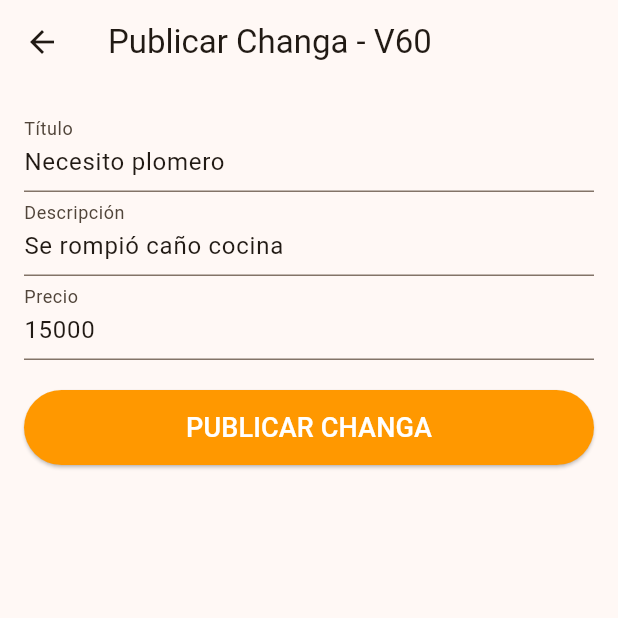
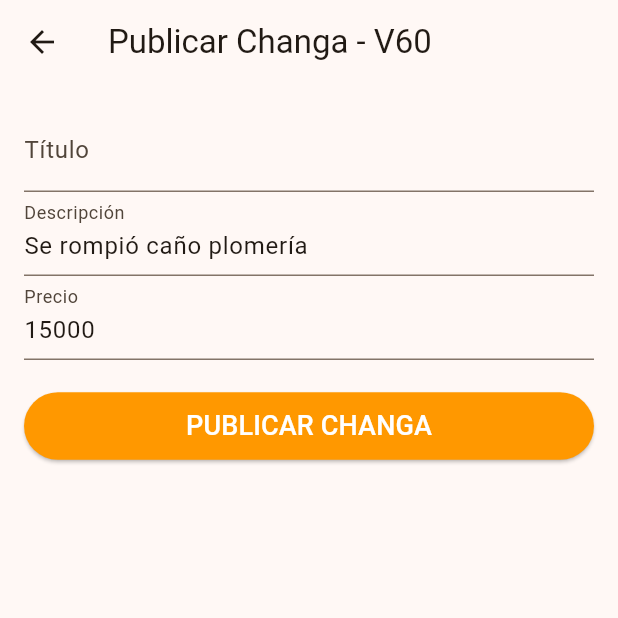
Before and after one commit to israbarreto110-sys/Changa-App, a Flutter app: the PublicarChangaPage screen opened directly, on a phone screen of 412 x 824 dp, the top half of it. Run offline on Flutter 3.47's test engine with Material 3 defaults, Android fonts, the phone set to English and light mode, and no system bars; our stand-ins replace cloud_firestore, firebase_auth, firebase_core, flutter_local_notifications, geolocator, supabase_flutter; accounts and stored records are empty.

Commit message:
Update publicar_changa_page.dart

```diff
--- a/lib/publicar_changa_page.dart
+++ b/lib/publicar_changa_page.dart
@@ -6,22 +6,34 @@ import 'enviar_changa.dart';
 class PublicarChangaPage extends StatefulWidget {
   const PublicarChangaPage({super.key});
 
+  @override
   State<PublicarChangaPage> createState() => _PublicarChangaPageState();
 }
 
 class _PublicarChangaPageState extends State<PublicarChangaPage> {
-  final _tituloCtrl = TextEditingController(text: "Necesito plomero");
-  final _descCtrl = TextEditingController(text: "Se rompió caño cocina");
+  final _tituloCtrl = TextEditingController();
+  final _descCtrl = TextEditingController(text: "Se rompió caño plomería");
   final _precioCtrl = TextEditingController(text: "15000");
   bool _cargando = false;
 
   Future<void> _publicar() async {
+    if (!mounted) return;
     setState(() => _cargando = true);
+
     try {
-      Position pos = await Geolocator.getCurrentPosition();
+      // Verificar permiso y obtener ubicación
+      bool permiso = await Geolocator.isLocationServiceEnabled();
+      if (!permiso) {
+        throw Exception("Activa la ubicación para publicar");
+      }
+
+      Position pos = await Geolocator.getCurrentPosition(
+        desiredAccuracy: LocationAccuracy.medium,
+      );
+
       final supabase = Supabase.instance.client;
 
-      final res = await supabase.from('changas').insert({
+      final res = await supabase.from('changa').insert({
         'titulo': _tituloCtrl.text,
         'descripcion': _descCtrl.text,
         'precio': double.tryParse(_precioCtrl.text) ?? 0,
@@ -29,28 +41,45 @@ class _PublicarChangaPageState extends State<PublicarChangaPage> {
         'lng': pos.longitude,
         'estado': 'pendiente',
         'created_at': DateTime.now().toIso8601String(),
-      }).select().single();
+      }).select();
 
-      // Avisar a trabajadores cerca
-      await EnviarChangaService.enviarAProfesionalesCerca(
-  idChanga: res['id'].toString(),
-  latChanga: pos.latitude,
-  lngChanga: pos.longitude,
-  titulo: _tituloCtrl.text,
-);
+      if (!mounted) return;
+
+      final changaId = res.isNotEmpty ? res.first['id'].toString() : '';
+
+      // ✅ Corregida la escritura: Profesional
+      if (changaId.isNotEmpty) {
+        await EnviarChangaService.enviarAProfesionalesCerca(
+          idChanga: changaId,
+          lat: pos.latitude,
+          lng: pos.longitude,
+          titulo: _tituloCtrl.text,
+        );
+      }
+
       if (mounted) {
         ScaffoldMessenger.of(context).showSnackBar(
-          SnackBar(content: Text("✅ Changa publicada ID: ${res['id']}")),
+          SnackBar(content: Text("✅ Changa publicada! ID: $changaId")),
         );
+        // Limpiar campos
+        _tituloCtrl.clear();
+        _descCtrl.text = "Se rompió caño plomería";
+        _precioCtrl.text = "15000";
       }
     } catch (e) {
       if (mounted) {
-        ScaffoldMessenger.of(context).showSnackBar(SnackBar(content: Text("Error: $e")));
+        ScaffoldMessenger.of(context).showSnackBar(
+          SnackBar(content: Text("Error: $e")),
+        );
+      }
+    } finally {
+      if (mounted) {
+        setState(() => _cargando = false);
       }
     }
-    setState(() => _cargando = false);
   }
 
+  @override
   Widget build(BuildContext context) {
     return Scaffold(
       appBar: AppBar(title: const Text("Publicar Changa - V60")),
@@ -58,16 +87,32 @@ class _PublicarChangaPageState extends State<PublicarChangaPage> {
         padding: const EdgeInsets.all(16),
         child: Column(
           children: [
-            TextField(controller: _tituloCtrl, decoration: const InputDecoration(labelText: "Título")),
-            TextField(controller: _descCtrl, decoration: const InputDecoration(labelText: "Descripción")),
-            TextField(controller: _precioCtrl, decoration: const InputDecoration(labelText: "Precio"), keyboardType: TextInputType.number),
+            TextField(
+              controller: _tituloCtrl,
+              decoration: const InputDecoration(labelText: "Título"),
+            ),
+            TextField(
+              controller: _descCtrl,
+              decoration: const InputDecoration(labelText: "Descripción"),
+            ),
+            TextField(
+              controller: _precioCtrl,
+              keyboardType: TextInputType.number,
+              decoration: const InputDecoration(labelText: "Precio"),
+            ),
             const SizedBox(height: 20),
             _cargando
                 ? const CircularProgressIndicator()
                 : ElevatedButton(
                     onPressed: _publicar,
-                    style: ElevatedButton.styleFrom(backgroundColor: Colors.orange, minimumSize: const Size(double.infinity, 50)),
-                    child: const Text("PUBLICAR CHANGA", style: TextStyle(fontSize: 18, color: Colors.white)),
+                    style: ElevatedButton.styleFrom(
+                      backgroundColor: Colors.orange,
+                      minimumSize: const Size(double.infinity, 45),
+                    ),
+                    child: const Text(
+                      "PUBLICAR CHANGA",
+                      style: TextStyle(fontSize: 18, color: Colors.white),
+                    ),
                   ),
           ],
         ),
```
